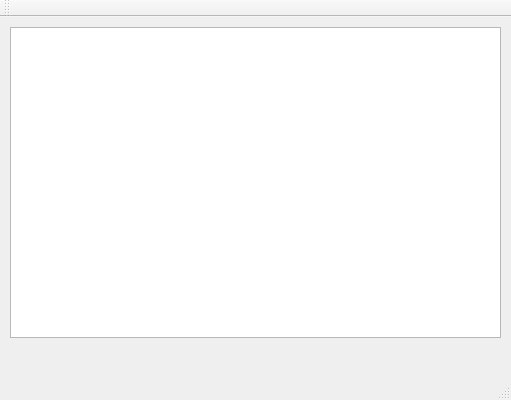
Above: BasketballProject/mainwindow.ui from aaa2407/Basketball before the change. Below: the same form after it.
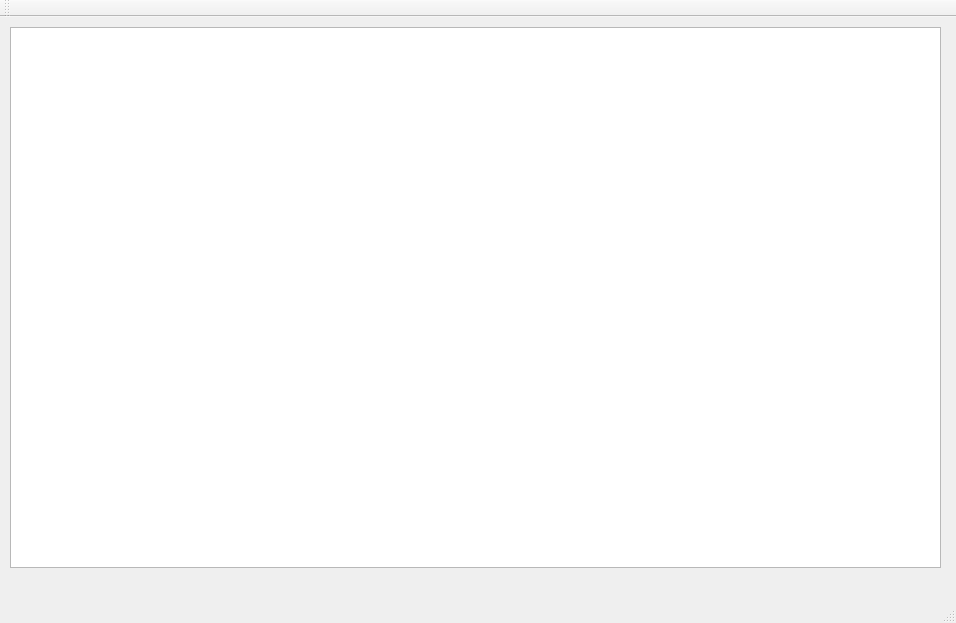
That is the form after the change.

The edit to the form file:
```diff
--- a/BasketballProject/mainwindow.ui
+++ b/BasketballProject/mainwindow.ui
@@ -6,8 +6,8 @@
    <rect>
     <x>0</x>
     <y>0</y>
-    <width>511</width>
-    <height>400</height>
+    <width>956</width>
+    <height>623</height>
    </rect>
   </property>
   <property name="windowTitle">
@@ -19,8 +19,8 @@
      <rect>
       <x>10</x>
       <y>10</y>
-      <width>491</width>
-      <height>311</height>
+      <width>931</width>
+      <height>541</height>
      </rect>
     </property>
    </widget>
@@ -40,7 +40,7 @@
     <enum>TopToolBarArea</enum>
    </attribute>
    <attribute name="toolBarBreak">
-    <bool>true</bool>
+    <bool>false</bool>
    </attribute>
   </widget>
   <widget class="QStatusBar" name="statusBar"/>
```
Left out of the diff: 2 changed lines with no effect on the pictures.
